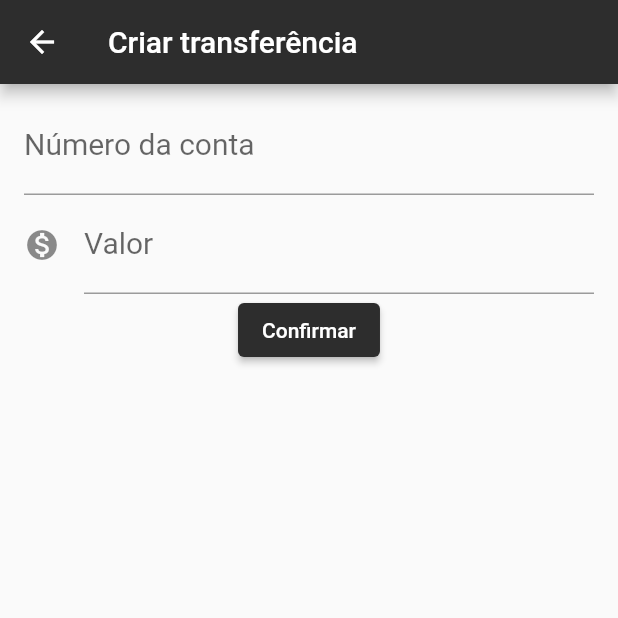
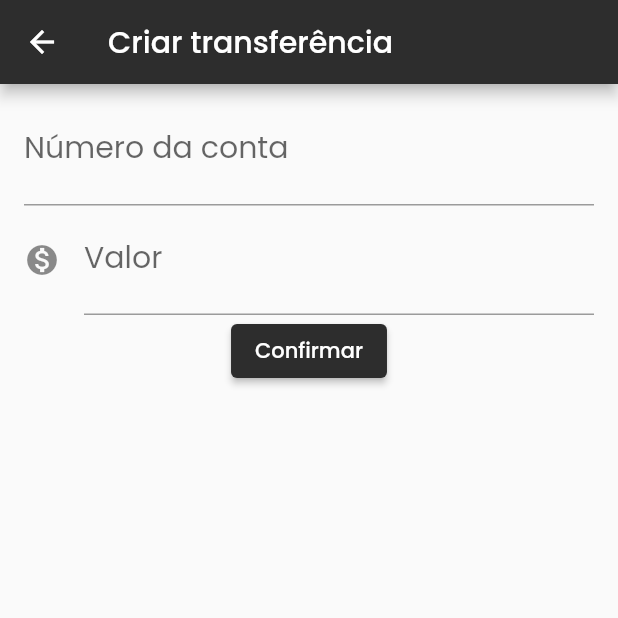
Before and after one commit to davidgaspardev/bytebank, a Flutter app: the screen it shows after launch, after a tap on the "add" icon, on a phone screen of 412 x 824 dp, the top half of it. Run offline on Flutter 3.47's test engine with Material 2 defaults, Android fonts, the phone set to English and light mode, and no system bars.

Commit message:
Fonts added and implemented (Poppins and RobotoMono)

```diff
--- a/lib/main.dart
+++ b/lib/main.dart
@@ -1,5 +1,6 @@
 import 'package:bytebank/src/screens/home/home.dart';
 import 'package:bytebank/src/themes/colors.dart';
+import 'package:bytebank/src/themes/fonts.dart';
 import 'package:flutter/material.dart';
 
 void main() => runApp(const ByteBank());
@@ -22,6 +23,7 @@ class ByteBank extends StatelessWidget {
         // or simply save your changes to "hot reload" in a Flutter IDE).
         // Notice that the counter didn't reset back to zero; the application
         // is not restarted.
+        fontFamily: ThemeFonts.Poppins,
         primarySwatch: MaterialColor(ThemeColors.theme[500]!.value, ThemeColors.theme),
       ),
       home: const HomeScreen(),
--- /dev/null
+++ b/lib/src/themes/fonts.dart
@@ -0,0 +1,4 @@
+class ThemeFonts {
+  static const Poppins = 'Poppins';
+  static const RobotoMono = 'RobotoMono';
+}
```
Also changed, not shown: pubspec.yaml (+14 -1 lines), lib/assets/fonts/Poppins-Bold.ttf (added), lib/assets/fonts/Poppins-Light.ttf (added), lib/assets/fonts/Poppins-Medium.ttf (added), lib/assets/fonts/Poppins-Regular.ttf (added), lib/assets/fonts/RobotoMono-Regular.ttf (added).
